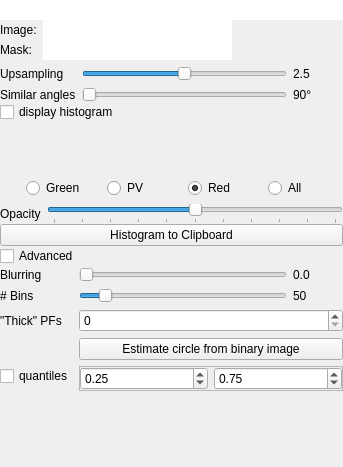
MITK/MITK, file Plugins/org.mitk.gui.qt.diffusionimaging/src/internal/QmitkPartialVolumeAnalysisViewControls.ui: the form before one commit.
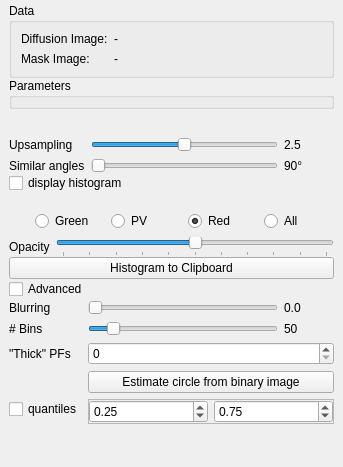
The form after the commit. Icons and pictures are not drawn. Custom widgets are drawn as their Qt base class.

Commit message: adjusted uantification and pv analysis input data gui

```diff
--- a/Plugins/org.mitk.gui.qt.diffusionimaging/src/internal/QmitkPartialVolumeAnalysisViewControls.ui
+++ b/Plugins/org.mitk.gui.qt.diffusionimaging/src/internal/QmitkPartialVolumeAnalysisViewControls.ui
@@ -20,16 +20,71 @@
    <property name="spacing">
     <number>0</number>
    </property>
-   <property name="margin">
-    <number>0</number>
+   <property name="leftMargin">
+    <number>9</number>
+   </property>
+   <property name="topMargin">
+    <number>3</number>
+   </property>
+   <property name="rightMargin">
+    <number>9</number>
+   </property>
+   <property name="bottomMargin">
+    <number>3</number>
    </property>
    <item>
-    <widget class="QLineEdit" name="m_ErrorMessageLabel">
-     <property name="frame">
-      <bool>false</bool>
+    <widget class="QGroupBox" name="groupBox">
+     <property name="title">
+      <string>Data</string>
      </property>
-     <property name="readOnly">
-      <bool>true</bool>
+     <layout class="QGridLayout" name="gridLayout">
+      <item row="1" column="0">
+       <widget class="QLabel" name="label_4">
+        <property name="sizePolicy">
+         <sizepolicy hsizetype="Fixed" vsizetype="Preferred">
+          <horstretch>0</horstretch>
+          <verstretch>0</verstretch>
+         </sizepolicy>
+        </property>
+        <property name="text">
+         <string>Diffusion Image:</string>
+        </property>
+       </widget>
+      </item>
+      <item row="2" column="0">
+       <widget class="QLabel" name="label_2">
+        <property name="sizePolicy">
+         <sizepolicy hsizetype="Fixed" vsizetype="Preferred">
+          <horstretch>0</horstretch>
+          <verstretch>0</verstretch>
+         </sizepolicy>
+        </property>
+        <property name="text">
+         <string>Mask Image:</string>
+        </property>
+       </widget>
+      </item>
+      <item row="1" column="1">
+       <widget class="QLabel" name="m_SelectedImageLabel">
+        <property name="text">
+         <string>-</string>
+        </property>
+       </widget>
+      </item>
+      <item row="2" column="1">
+       <widget class="QLabel" name="m_SelectedMaskLabel">
+        <property name="text">
+         <string>-</string>
+        </property>
+       </widget>
+      </item>
+     </layout>
+    </widget>
+   </item>
+   <item>
+    <widget class="QGroupBox" name="groupBox_2">
+     <property name="title">
+      <string>Parameters</string>
      </property>
     </widget>
    </item>
@@ -60,82 +115,6 @@
          <property name="margin">
           <number>0</number>
          </property>
-         <item>
-          <widget class="QFrame" name="frame_6">
-           <property name="frameShape">
-            <enum>QFrame::NoFrame</enum>
-           </property>
-           <property name="frameShadow">
-            <enum>QFrame::Raised</enum>
-           </property>
-           <layout class="QFormLayout" name="formLayout">
-            <property name="horizontalSpacing">
-             <number>6</number>
-            </property>
-            <property name="verticalSpacing">
-             <number>0</number>
-            </property>
-            <property name="leftMargin">
-             <number>0</number>
-            </property>
-            <property name="topMargin">
-             <number>0</number>
-            </property>
-            <property name="rightMargin">
-             <number>9</number>
-            </property>
-            <property name="bottomMargin">
-             <number>0</number>
-            </property>
-            <item row="0" column="0">
-             <widget class="QLabel" name="label_4">
-              <property name="sizePolicy">
-               <sizepolicy hsizetype="Fixed" vsizetype="Preferred">
-                <horstretch>0</horstretch>
-                <verstretch>0</verstretch>
-               </sizepolicy>
-              </property>
-              <property name="text">
-               <string>Image:</string>
-              </property>
-             </widget>
-            </item>
-            <item row="0" column="1">
-             <widget class="QLineEdit" name="m_SelectedImageLabel">
-              <property name="frame">
-               <bool>false</bool>
-              </property>
-              <property name="readOnly">
-               <bool>true</bool>
-              </property>
-             </widget>
-            </item>
-            <item row="1" column="0">
-             <widget class="QLabel" name="label_2">
-              <property name="sizePolicy">
-               <sizepolicy hsizetype="Fixed" vsizetype="Preferred">
-                <horstretch>0</horstretch>
-                <verstretch>0</verstretch>
-               </sizepolicy>
-              </property>
-              <property name="text">
-               <string>Mask:</string>
-              </property>
-             </widget>
-            </item>
-            <item row="1" column="1">
-             <widget class="QLineEdit" name="m_SelectedMaskLabel">
-              <property name="frame">
-               <bool>false</bool>
-              </property>
-              <property name="readOnly">
-               <bool>true</bool>
-              </property>
-             </widget>
-            </item>
-           </layout>
-          </widget>
-         </item>
          <item>
           <widget class="QFrame" name="m_PlanarFigureButtonsFrame">
            <property name="frameShape">
@@ -235,6 +214,19 @@
               </property>
              </widget>
             </item>
+            <item>
+             <spacer name="horizontalSpacer">
+              <property name="orientation">
+               <enum>Qt::Horizontal</enum>
+              </property>
+              <property name="sizeHint" stdset="0">
+               <size>
+                <width>40</width>
+                <height>20</height>
+               </size>
+              </property>
+             </spacer>
+            </item>
            </layout>
           </widget>
          </item>
@@ -253,6 +245,9 @@
          <enum>QFrame::Raised</enum>
         </property>
         <layout class="QFormLayout" name="formLayout_2">
+         <property name="fieldGrowthPolicy">
+          <enum>QFormLayout::AllNonFixedFieldsGrow</enum>
+         </property>
          <property name="margin">
           <number>0</number>
          </property>
```
The commit also changes 4 other files.
